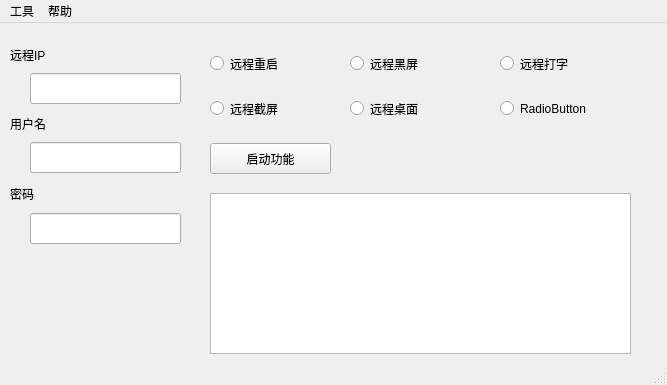
Old version of the form qt5/remote_control1.ui in the repository mikemelon/lyqNetTools.
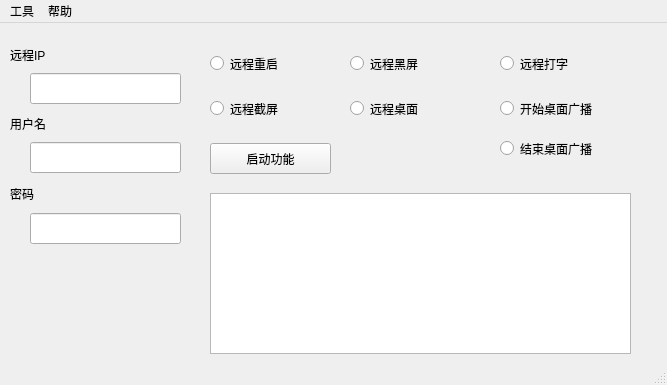
New version of the form.

Commit message: “桌面广播”功能基本完工，结合webrtc-streamer实现。

The edit to the form file:
```diff
--- a/qt5/remote_control1.ui
+++ b/qt5/remote_control1.ui
@@ -181,7 +181,20 @@
      </rect>
     </property>
     <property name="text">
-     <string>RadioButton</string>
+     <string>开始桌面广播</string>
+    </property>
+   </widget>
+   <widget class="QRadioButton" name="close_desktop_broadcast_radio">
+    <property name="geometry">
+     <rect>
+      <x>500</x>
+      <y>110</y>
+      <width>141</width>
+      <height>31</height>
+     </rect>
+    </property>
+    <property name="text">
+     <string>结束桌面广播</string>
     </property>
    </widget>
   </widget>
```
Left out of the diff: 2 changed lines with no effect on the pictures. The commit also changes 10 other files.
